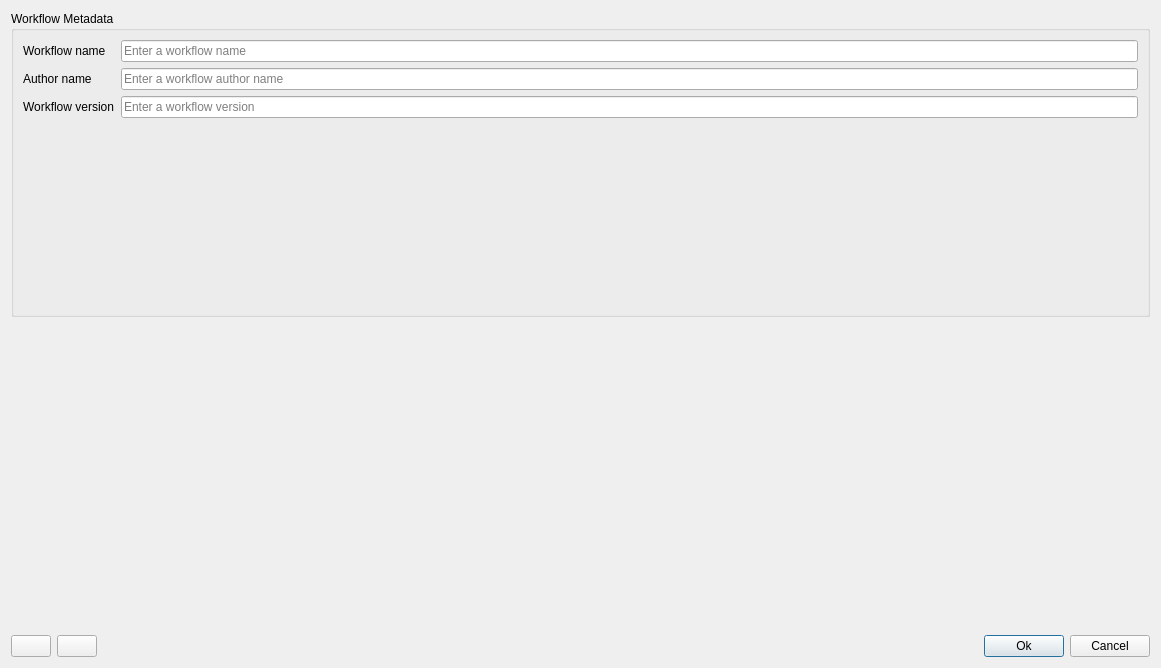
Qt form DsgTools/gui/ProductionTools/Toolboxes/QualityAssuranceToolBox/workflowSetupDialog.ui (dsgoficial/DsgTools) before a commit.
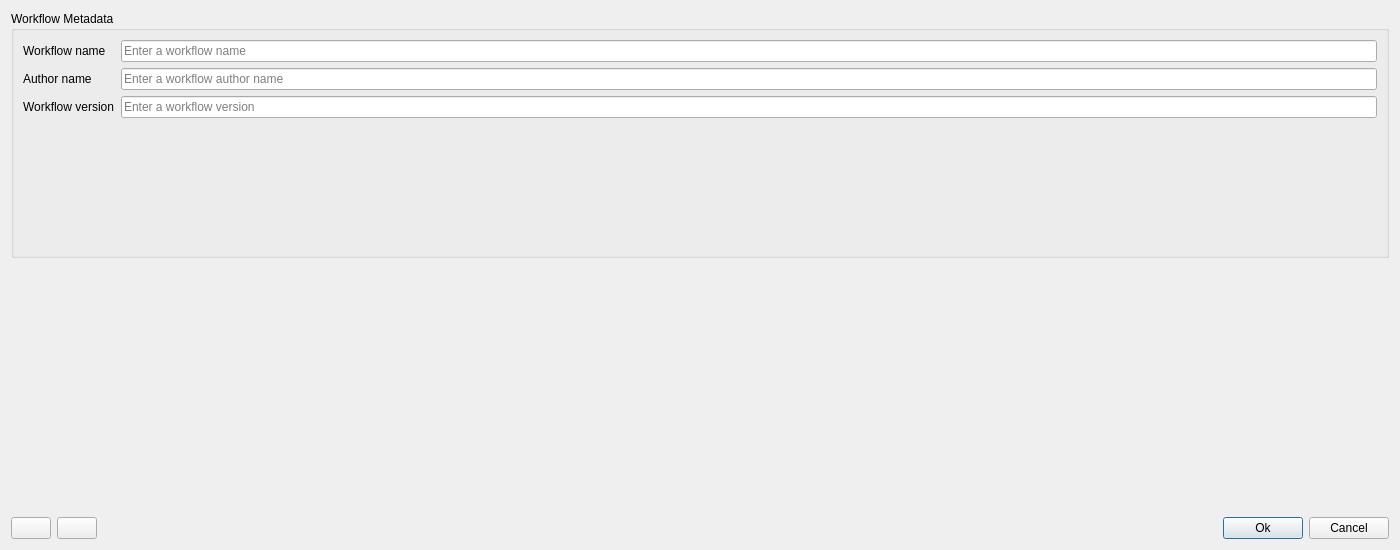
The same form after that commit. Icons and pictures are not drawn. Custom widgets are drawn as their Qt base class.

Patch:
```diff
--- a/DsgTools/gui/ProductionTools/Toolboxes/QualityAssuranceToolBox/workflowSetupDialog.ui
+++ b/DsgTools/gui/ProductionTools/Toolboxes/QualityAssuranceToolBox/workflowSetupDialog.ui
@@ -6,8 +6,8 @@
    <rect>
     <x>0</x>
     <y>0</y>
-    <width>1161</width>
-    <height>668</height>
+    <width>1400</width>
+    <height>550</height>
    </rect>
   </property>
   <property name="windowTitle">
```
